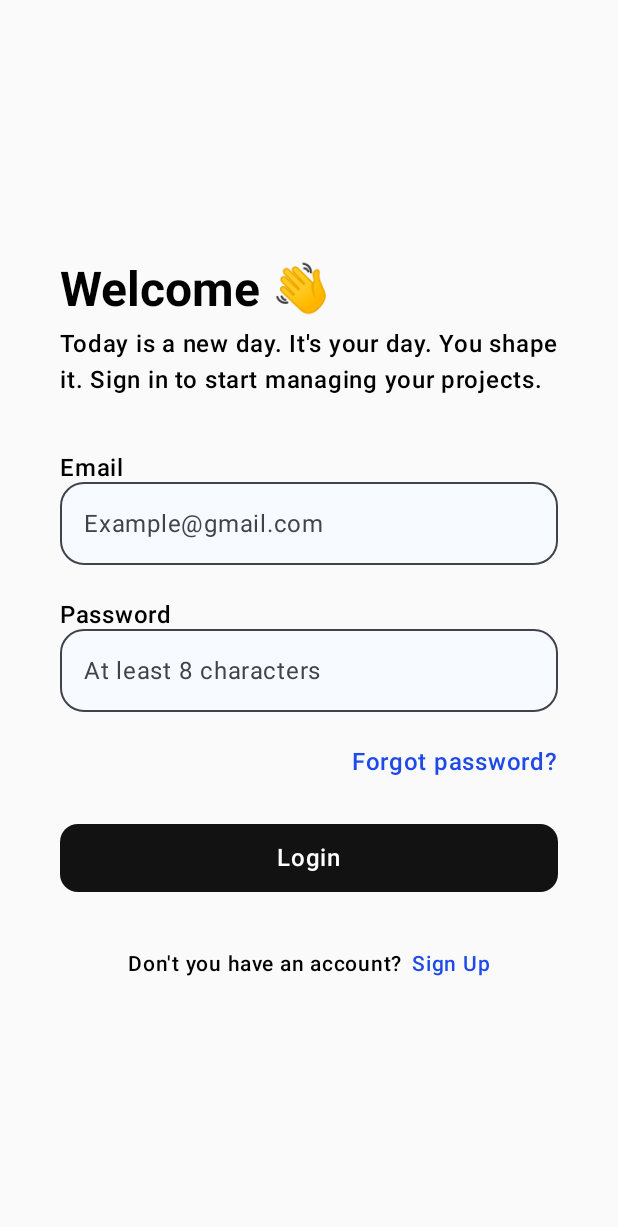
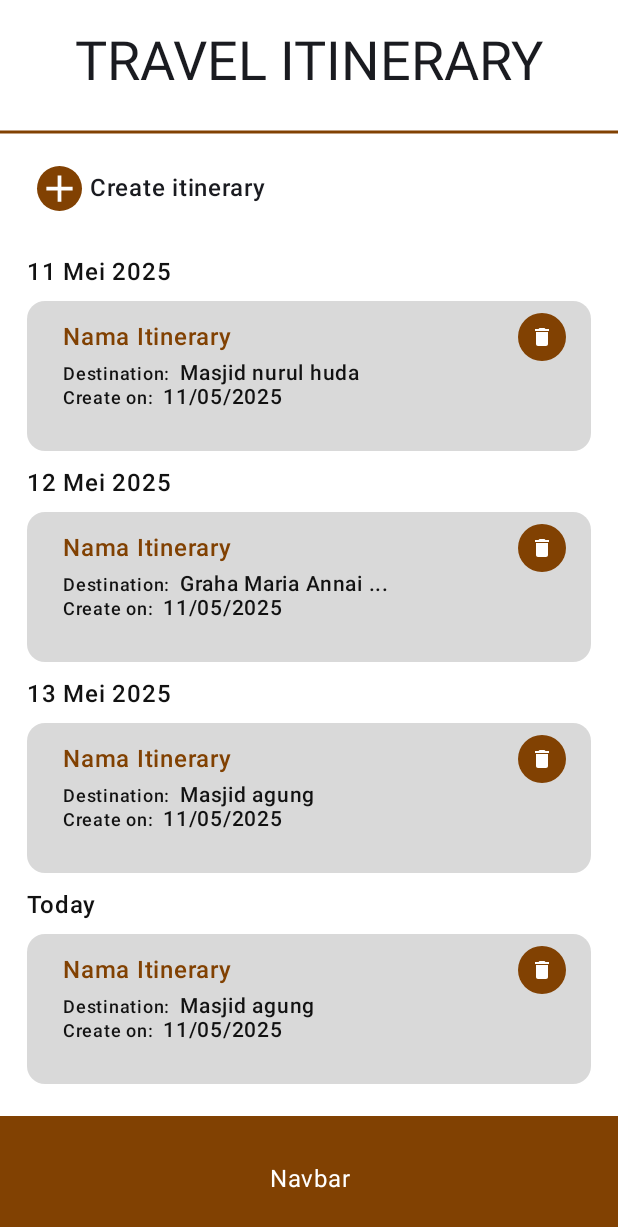
Before and after one commit to Limzen/Luminara-mobile, an Android app built with Jetpack Compose: the screen it shows after launch (MainActivity), on a phone screen of 412 x 824 dp. Shown: the top 1227 px of the screen. Run offline under Robolectric (Android 15) with nearby library versions, the light colour scheme and no system bars.

Commit message:
Add CreateItinerary Screen and Add component ListItinerary

```diff
--- a/app/src/main/java/com/example/luminara/MainActivity.kt
+++ b/app/src/main/java/com/example/luminara/MainActivity.kt
@@ -4,6 +4,7 @@ import android.os.Bundle
 import androidx.activity.ComponentActivity
 import androidx.activity.compose.setContent
 import androidx.activity.enableEdgeToEdge
+import com.example.luminara.ui.screens.itinerary.CreateItinerary
 import com.example.luminara.ui.screens.login.LoginScreen
 import com.example.luminara.ui.screens.signup.SignUpScreen
 import com.example.luminara.ui.theme.LuminaraTheme
@@ -14,7 +15,7 @@ class MainActivity : ComponentActivity() {
         enableEdgeToEdge()
         setContent {
             LuminaraTheme {
-                LoginScreen()
+                CreateItinerary()
             }
         }
     }
--- a/app/src/main/java/com/example/luminara/ui/components/AuthButton.kt
+++ b/app/src/main/java/com/example/luminara/ui/components/AuthButton.kt
@@ -6,6 +6,7 @@ import androidx.compose.material3.*
 import androidx.compose.runtime.Composable
 import androidx.compose.ui.Modifier
 import androidx.compose.ui.graphics.Color
+import androidx.compose.ui.tooling.preview.Preview
 import androidx.compose.ui.unit.dp
 import com.example.luminara.ui.theme.DarkText
 
--- /dev/null
+++ b/app/src/main/java/com/example/luminara/ui/components/ListItinerary.kt
@@ -0,0 +1,126 @@
+package com.example.luminara.ui.components
+
+import androidx.compose.foundation.layout.Box
+import androidx.compose.foundation.layout.Column
+import androidx.compose.foundation.layout.PaddingValues
+import androidx.compose.foundation.layout.Row
+import androidx.compose.foundation.layout.Spacer
+import androidx.compose.foundation.layout.fillMaxSize
+import androidx.compose.foundation.layout.fillMaxWidth
+import androidx.compose.foundation.layout.height
+import androidx.compose.foundation.layout.offset
+
+import androidx.compose.foundation.layout.size
+import androidx.compose.foundation.layout.width
+import androidx.compose.foundation.shape.CircleShape
+import androidx.compose.foundation.shape.RoundedCornerShape
+import androidx.compose.material.icons.Icons
+import androidx.compose.material.icons.filled.Delete
+import androidx.compose.material3.Button
+import androidx.compose.material3.ButtonDefaults
+import androidx.compose.material3.Icon
+import androidx.compose.material3.MaterialTheme
+import androidx.compose.material3.Text
+import androidx.compose.runtime.Composable
+import androidx.compose.ui.Alignment
+import androidx.compose.ui.Modifier
+import androidx.compose.ui.graphics.Color
+import androidx.compose.ui.tooling.preview.Preview
+import androidx.compose.ui.unit.dp
+import com.example.luminara.ui.theme.DarkText
+import com.example.luminara.ui.theme.ListItinerary
+import com.example.luminara.ui.theme.Primary
+
+@Composable
+fun ListItinerary(
+    modifier: Modifier = Modifier,
+    onClick: () -> Unit,
+    itineraryDate: String,
+    itineraryName : String,
+    destinationItinerary : String,
+) {
+    Column (modifier = Modifier.fillMaxSize()){
+        Text(text = itineraryDate, color = DarkText, style = MaterialTheme.typography.titleMedium)
+        Spacer(modifier = Modifier.height(10.dp))
+        Button(
+            onClick = onClick,
+            modifier = Modifier
+                .height(100.dp)
+                .fillMaxWidth(),
+            shape = RoundedCornerShape(12.dp),
+            colors = ButtonDefaults.buttonColors(
+                containerColor = ListItinerary,
+                contentColor = DarkText,
+            )
+
+
+
+        ) {
+            Column (
+                modifier = Modifier
+                    .fillMaxSize()
+            ){
+                Row (
+                ) {
+                    Box(modifier = Modifier.fillMaxWidth()){
+                        Text(text = itineraryName,
+                            color = Primary,
+                            style = MaterialTheme.typography.titleMedium,
+                            modifier = Modifier.align(Alignment.CenterStart)
+                        )
+                        Button(
+                            onClick = { },
+                            modifier = Modifier
+                                .size(32.dp)
+                                .align(Alignment.TopEnd)
+                                .offset(x = 7.dp),
+                            shape = CircleShape,
+                            colors = ButtonDefaults.buttonColors(
+                                containerColor = Primary,
+                                contentColor = Color.White,
+                            ),
+                            contentPadding = PaddingValues(0.dp)
+                        ) {
+                            Icon(
+                                imageVector = Icons.Filled.Delete,
+                                contentDescription = "Delete",
+                                modifier = Modifier.size(16.dp)
+                            )
+                        }
+                    }
+
+                }
+
+                Row(verticalAlignment = Alignment.CenterVertically) {
+                    Text(text = "Destination:", style = MaterialTheme.typography.labelMedium)
+                    Spacer(modifier = Modifier.width(6.dp))
+
+                    val limitedDestination = destinationItinerary
+                        .split(" ")
+                        .let { words ->
+                            if (words.size > 3) {
+                                words.take(3).joinToString(" ") + " " +  "..."
+                            } else {
+                                destinationItinerary
+                            }
+                        }
+
+                    Text(limitedDestination, style = MaterialTheme.typography.labelLarge)
+                }
+                Row (verticalAlignment = Alignment.CenterVertically){
+                    Text(text = "Create on:",  style = MaterialTheme.typography.labelMedium)
+                    Spacer(modifier = Modifier.width(6.dp))
+                    Text(text =  "11/05/2025", style = MaterialTheme.typography.labelLarge)
+                }
+
+
+            }
+
+
+
+
+
+        }
+    }
+
+}
--- /dev/null
+++ b/app/src/main/java/com/example/luminara/ui/screens/itinerary/CreateItinerary.kt
@@ -0,0 +1,167 @@
+package com.example.luminara.ui.screens.itinerary
+
+import androidx.compose.foundation.layout.Box
+import androidx.compose.foundation.layout.Column
+import androidx.compose.foundation.layout.PaddingValues
+import androidx.compose.foundation.layout.Row
+import androidx.compose.foundation.layout.Spacer
+import androidx.compose.foundation.layout.fillMaxSize
+import androidx.compose.foundation.layout.fillMaxWidth
+import androidx.compose.foundation.layout.height
+import androidx.compose.foundation.layout.padding
+import androidx.compose.foundation.layout.size
+import androidx.compose.foundation.layout.width
+import androidx.compose.foundation.lazy.LazyColumn
+import androidx.compose.foundation.shape.CircleShape
+import androidx.compose.material.icons.Icons
+import androidx.compose.material.icons.filled.Add
+import androidx.compose.material3.BottomAppBar
+import androidx.compose.material3.Button
+import androidx.compose.material3.ButtonDefaults
+import androidx.compose.material3.Icon
+import androidx.compose.material3.MaterialTheme
+import androidx.compose.material3.Scaffold
+import androidx.compose.material3.Text
+import androidx.compose.runtime.Composable
+import androidx.compose.ui.Alignment
+import androidx.compose.ui.Modifier
+import androidx.compose.ui.graphics.Color
+import androidx.compose.ui.text.style.TextAlign
+import androidx.compose.ui.unit.dp
+import com.example.luminara.ui.components.ListItinerary
+import com.example.luminara.ui.theme.OnPrimary
+import com.example.luminara.ui.theme.Primary
+
+
+@Composable
+fun CreateItinerary() {
+    val itineraries = listOf(
+        Itinerary("11 Mei 2025", "Nama Itinerary", "Masjid nurul huda"),
+        Itinerary("12 Mei 2025", "Nama Itinerary", "Graha Maria Annai Velangkani"),
+        Itinerary("13 Mei 2025", "Nama Itinerary", "Masjid agung"),
+        Itinerary("Today", "Nama Itinerary", "Masjid agung"),
+    )
+//    val itineraries = listOf<Itinerary>()
+
+    Scaffold(
+        containerColor = Color.White,
+        bottomBar = {
+            BottomAppBar(
+                containerColor = Primary,
+                contentColor = OnPrimary,
+            ) {
+                Text(
+                    modifier = Modifier.fillMaxWidth(),
+                    textAlign = TextAlign.Center,
+                    text = "Navbar",
+                )
+            }
+        }
+    ) { innerPadding ->
+
+        Column(
+            modifier = Modifier
+                .padding(innerPadding)
+                .fillMaxSize()
+        ) {
+            // Header
+            Column(
+                modifier = Modifier
+                    .fillMaxWidth()
+                    .padding(vertical = 20.dp),
+                horizontalAlignment = Alignment.CenterHorizontally
+            ) {
+                Text(
+                    text = "TRAVEL ITINERARY",
+                    style = MaterialTheme.typography.displaySmall,
+                )
+
+                Spacer(modifier = Modifier.height(16.dp))
+
+                androidx.compose.foundation.Canvas(
+                    modifier = Modifier
+                        .fillMaxWidth()
+                        .padding(top = 10.dp)
+                        .height(2.dp)
+                ) {
+                    drawLine(
+                        color = Primary,
+                        start = androidx.compose.ui.geometry.Offset(0f, 0f),
+                        end = androidx.compose.ui.geometry.Offset(size.width, 0f),
+                        strokeWidth = size.height
+                    )
+                }
+            }
+
+            // Tombol
+            Column(
+                modifier = Modifier
+                    .padding(horizontal = 24.dp)
+            ) {
+                Row(verticalAlignment = Alignment.CenterVertically) {
+                    Button(
+                        onClick = {},
+                        modifier = Modifier.size(30.dp),
+                        colors = ButtonDefaults.buttonColors(
+                            containerColor = Primary,
+                            contentColor = Color.White,
+                        ),
+                        shape = CircleShape,
+                        contentPadding = PaddingValues(0.dp)
+                    ) {
+                        Icon(
+                            Icons.Filled.Add,
+                            contentDescription = "Add",
+                            modifier = Modifier.size(30.dp)
+                        )
+                    }
+                    Spacer(modifier = Modifier.width(6.dp))
+                    Text("Create itinerary", style = MaterialTheme.typography.titleMedium)
+                }
+
+                Spacer(modifier = Modifier.height(32.dp))
+            }
+
+
+            if (itineraries.isEmpty()) {
+                Box(
+                    modifier = Modifier
+                        .fillMaxSize()
+                        .padding(horizontal = 20.dp),
+                    contentAlignment = Alignment.Center
+                ) {
+                    Text(
+                        text = "haven't had a travel plan yet",
+                        style = MaterialTheme.typography.bodyMedium,
+                        color = Color.Gray
+                    )
+                }
+            } else {
+                LazyColumn(
+                    modifier = Modifier
+                        .padding(horizontal = 18.dp)
+                        .fillMaxSize()
+                ) {
+                    items(itineraries.size) { index ->
+                        val item = itineraries[index]
+                        ListItinerary(
+                            onClick = {},
+                            itineraryDate = item.date,
+                            itineraryName = item.name,
+                            destinationItinerary = item.destination
+                        )
+                        Spacer(modifier = Modifier.height(12.dp))
+                    }
+                }
+            }
+        }
+    }
+}
+
+
+// DATA SEMENTARA
+data class Itinerary(
+    val date: String,
+    val name: String,
+    val destination: String
+)
--- a/app/src/main/java/com/example/luminara/ui/theme/Color.kt
+++ b/app/src/main/java/com/example/luminara/ui/theme/Color.kt
@@ -17,3 +17,6 @@
 val DarkText = Color(0xFF121212)
 var BlueText = Color(0xFF1E4AE9)
 var FillTextfield = Color(0xFFF7FBFF)
+val Navbar = Color(0xFFD6BBA1)
+val DetailItinerary = Color(0xFFB7885A)
+val ListItinerary = Color(0xFFD9D9D9)
--- a/app/src/main/java/com/example/luminara/ui/theme/Theme.kt
+++ b/app/src/main/java/com/example/luminara/ui/theme/Theme.kt
@@ -10,6 +10,7 @@ import androidx.compose.material3.dynamicLightColorScheme
 import androidx.compose.material3.lightColorScheme
 import androidx.compose.runtime.Composable
 import androidx.compose.runtime.SideEffect
+import androidx.compose.ui.graphics.Color
 import androidx.compose.ui.graphics.toArgb
 import androidx.compose.ui.platform.LocalContext
 import androidx.compose.ui.platform.LocalView
@@ -22,12 +23,13 @@ private val DarkColorScheme = darkColorScheme(
 private val LightColorScheme = lightColorScheme(
     primary = Primary,
     secondary = Secondary,
+    background = Color.White,
+    surface = Color.White
 )
 
 @Composable
 fun LuminaraTheme(
     darkTheme: Boolean = isSystemInDarkTheme(),
-    // Dynamic color is available on Android 12+
     dynamicColor: Boolean = true,
     content: @Composable () -> Unit
 ) {
--- a/app/src/main/res/values/themes.xml
+++ b/app/src/main/res/values/themes.xml
@@ -1,5 +1,5 @@
 <?xml version="1.0" encoding="utf-8"?>
-<resources>
+<resources xmlns:tools="http://schemas.android.com/tools">
 
     <style name="Theme.Luminara" parent="android:Theme.Material.Light.NoActionBar" />
 </resources>
```
